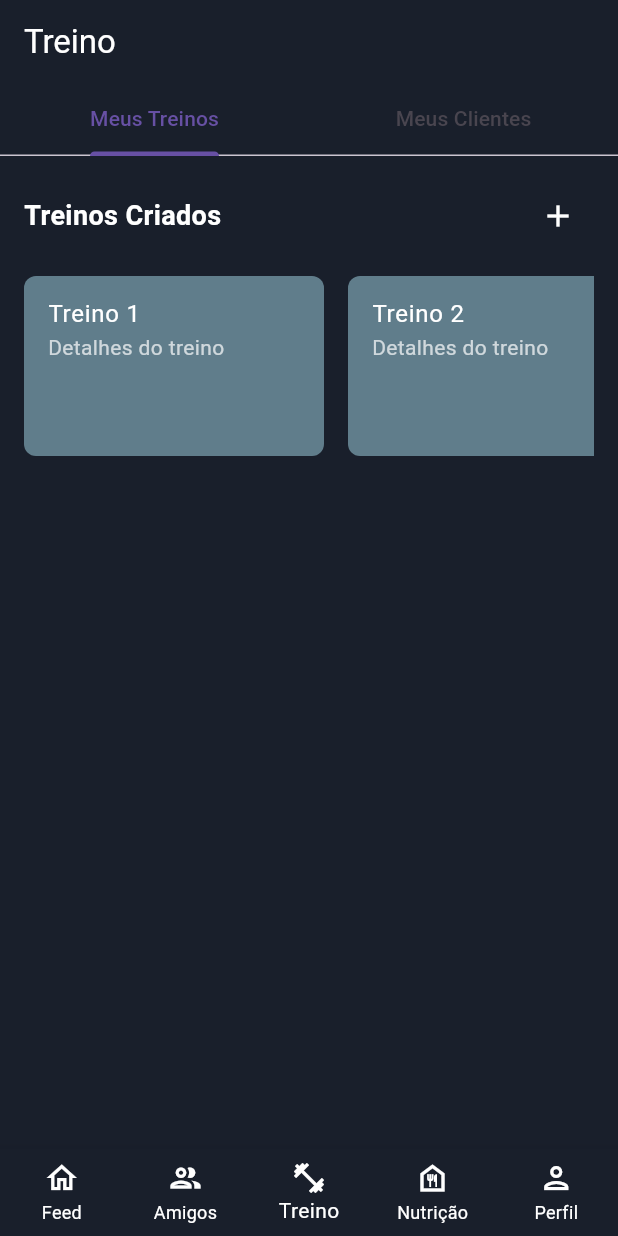
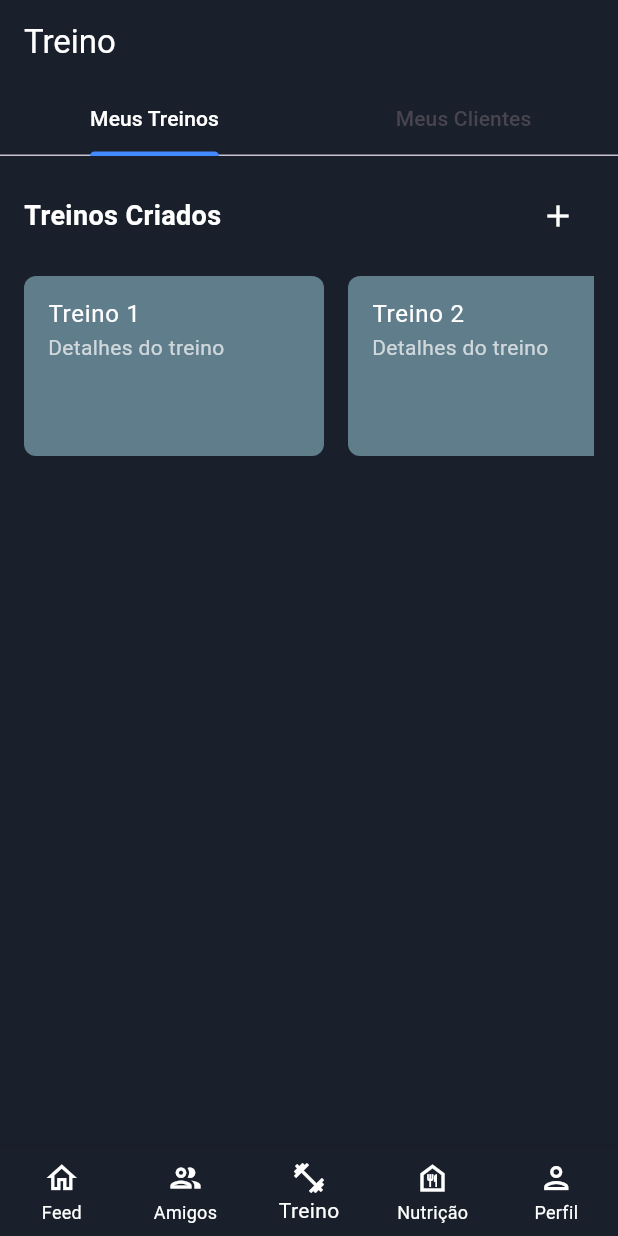
Before and after one commit to AlanEdward19/shape-up-mobile, a Flutter app: the screen it shows once a user with an empty profile is signed in, item 3 of the bottom bar chosen, on a phone screen of 412 x 824 dp. Run offline on Flutter 3.47's test engine with Material 3 defaults, Android fonts, the phone set to English and light mode, and no system bars; our stand-ins replace firebase_auth, firebase_core, firebase_messaging, flutter_dotenv, flutter_local_notifications, flutter_secure_storage and 2 more; missing offline and left inert: encrypt, signalr_core, string_similarity; accounts and stored records are empty; generated files the repository leaves out were written again.

Commit message:
feat: Update training UI; enhance TabBar styling with custom indicator and label colors

```diff
--- a/lib/pages/training.dart
+++ b/lib/pages/training.dart
@@ -28,6 +28,8 @@ class _TrainingState extends State<Training> with SingleTickerProviderStateMixin
         iconTheme: const IconThemeData(color: Colors.white),
         backgroundColor: const Color(0xFF191F2B),
         bottom: TabBar(
+          indicatorColor: Colors.blueAccent,
+          labelColor: Colors.white,
           controller: _tabController,
           tabs: const [
             Tab(text: "Meus Treinos"),
@@ -78,13 +80,13 @@ class _TrainingState extends State<Training> with SingleTickerProviderStateMixin
           ),
           const SizedBox(height: 16),
           SizedBox(
-            height: 120, // Altura da barra horizontal
+            height: 120,
             child: ListView.builder(
-              scrollDirection: Axis.horizontal, // Define a rolagem horizontal
-              itemCount: 5, // Substituir com a quantidade real de treinos
+              scrollDirection: Axis.horizontal,
+              itemCount: 5,
               itemBuilder: (context, index) {
                 return Container(
-                  width: 200, // Largura de cada item
+                  width: 200,
                   margin: const EdgeInsets.only(right: 16),
                   decoration: BoxDecoration(
                     color: Colors.blueGrey,
```
